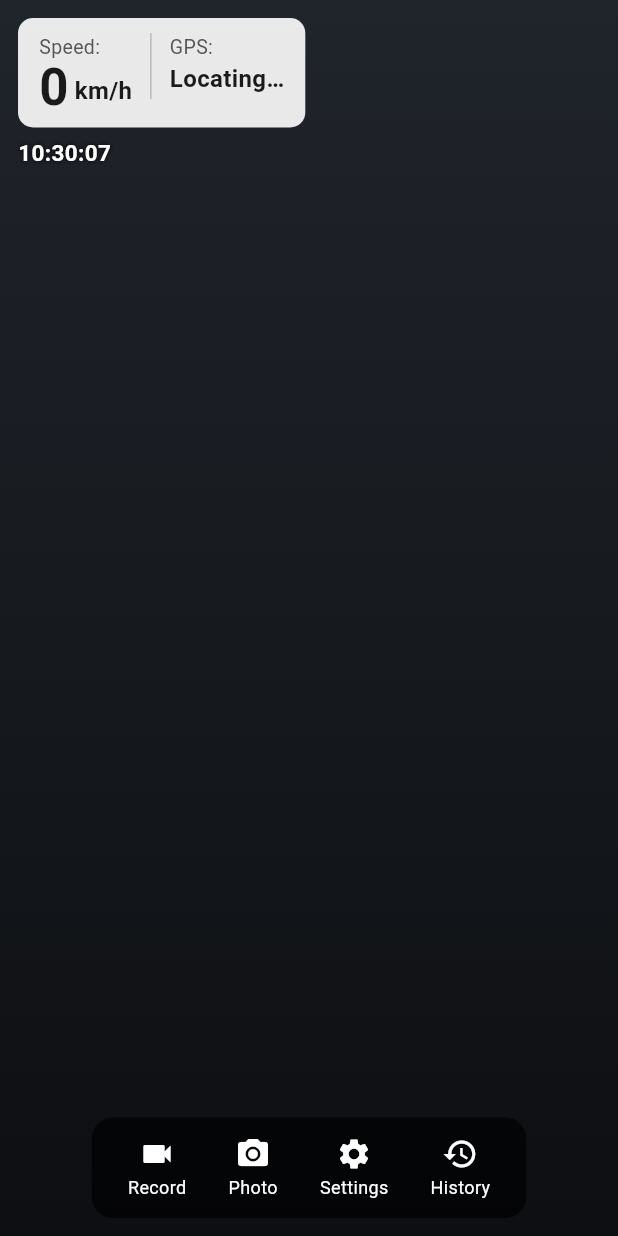
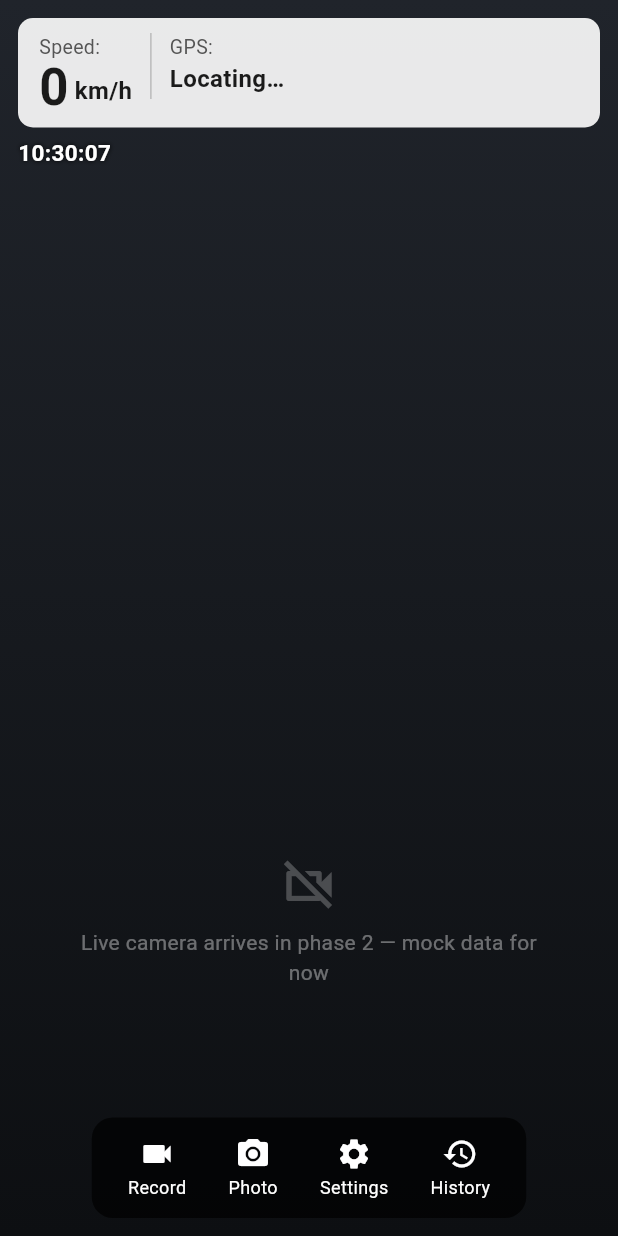
Before and after one commit to p29hieu/phone-adas, a Flutter app: the screen it shows after launch, on a phone screen of 412 x 824 dp. Run offline on Flutter 3.47's test engine with Material 3 defaults, Android fonts, the phone set to English and light mode, and no system bars; our stand-ins replace equatable, firebase_core, firebase_crashlytics, flutter_bloc, flutter_tts, geocoding and 3 more; missing offline and left inert: gal; accounts and stored records are empty.

Commit message:
fix: top-bar overflow in portrait + label the camera placeholder
The info card + badges row overflowed by 69 px on portrait phones; badges
now wrap to a second line. The dark background (camera preview lands in
phase 2) now explains itself with an icon + caption.

```diff
--- a/lib/features/hud/hud_screen.dart
+++ b/lib/features/hud/hud_screen.dart
@@ -174,6 +174,26 @@ class _HudScreenState extends State<HudScreen> {
                     ),
                   ),
                 ),
+                Align(
+                  alignment: const Alignment(0, 0.55),
+                  child: Column(
+                    mainAxisSize: MainAxisSize.min,
+                    children: [
+                      const Icon(Icons.videocam_off_outlined,
+                          size: 40, color: Colors.white24),
+                      const SizedBox(height: 8),
+                      Padding(
+                        padding: const EdgeInsets.symmetric(horizontal: 40),
+                        child: Text(
+                          l10n.hudCameraPlaceholder,
+                          textAlign: TextAlign.center,
+                          style: const TextStyle(
+                              color: Colors.white38, fontSize: 14),
+                        ),
+                      ),
+                    ],
+                  ),
+                ),
                 BBoxOverlay(
                   frameSize:
                       Size(state.frameW.toDouble(), state.frameH.toDouble()),
@@ -187,25 +207,24 @@ class _HudScreenState extends State<HudScreen> {
                     child: Column(
                       crossAxisAlignment: CrossAxisAlignment.start,
                       children: [
-                        Row(
-                          crossAxisAlignment: CrossAxisAlignment.start,
+                        Wrap(
+                          spacing: 8,
+                          runSpacing: 8,
+                          crossAxisAlignment: WrapCrossAlignment.start,
                           children: [
                             _InfoCard(state: state, l10n: l10n, time: _time),
-                            const Spacer(),
                             if (state.mock)
                               StatusBadge(
                                 l10n.mockModeBadge,
                                 background: Colors.orange.shade800,
                               ),
-                            if (state.weather != null) ...[
-                              const SizedBox(width: 8),
+                            if (state.weather != null)
                               _WeatherChip(
                                 icon: _weatherIcon(state.weather!.kind),
                                 label:
                                     '${state.weather!.tempC.round()}°C'
                                     '${state.weather!.isStale ? ' *' : ''}',
                               ),
-                            ],
                           ],
                         ),
                         const Spacer(),
--- a/lib/l10n/app_en.arb
+++ b/lib/l10n/app_en.arb
@@ -34,5 +34,6 @@
   "toolbarPhoto": "Photo",
   "toolbarSettings": "Settings",
   "toolbarHistory": "History",
-  "comingSoon": "Coming soon"
+  "comingSoon": "Coming soon",
+  "hudCameraPlaceholder": "Live camera arrives in phase 2 — mock data for now"
 }
--- a/lib/l10n/app_localizations.dart
+++ b/lib/l10n/app_localizations.dart
@@ -265,6 +265,12 @@ abstract class AppLocalizations {
   /// In en, this message translates to:
   /// **'Coming soon'**
   String get comingSoon;
+
+  /// No description provided for @hudCameraPlaceholder.
+  ///
+  /// In en, this message translates to:
+  /// **'Live camera arrives in phase 2 — mock data for now'**
+  String get hudCameraPlaceholder;
 }
 
 class _AppLocalizationsDelegate
--- a/lib/l10n/app_localizations_en.dart
+++ b/lib/l10n/app_localizations_en.dart
@@ -96,4 +96,8 @@ class AppLocalizationsEn extends AppLocalizations {
 
   @override
   String get comingSoon => 'Coming soon';
+
+  @override
+  String get hudCameraPlaceholder =>
+      'Live camera arrives in phase 2 — mock data for now';
 }
--- a/lib/l10n/app_localizations_vi.dart
+++ b/lib/l10n/app_localizations_vi.dart
@@ -95,4 +95,8 @@ class AppLocalizationsVi extends AppLocalizations {
 
   @override
   String get comingSoon => 'Sắp có';
+
+  @override
+  String get hudCameraPlaceholder =>
+      'Camera thật sẽ có ở giai đoạn 2 — đang chạy dữ liệu giả lập';
 }
--- a/lib/l10n/app_vi.arb
+++ b/lib/l10n/app_vi.arb
@@ -27,5 +27,6 @@
   "toolbarPhoto": "Chụp",
   "toolbarSettings": "Cài đặt",
   "toolbarHistory": "Lịch sử",
-  "comingSoon": "Sắp có"
+  "comingSoon": "Sắp có",
+  "hudCameraPlaceholder": "Camera thật sẽ có ở giai đoạn 2 — đang chạy dữ liệu giả lập"
 }
```
